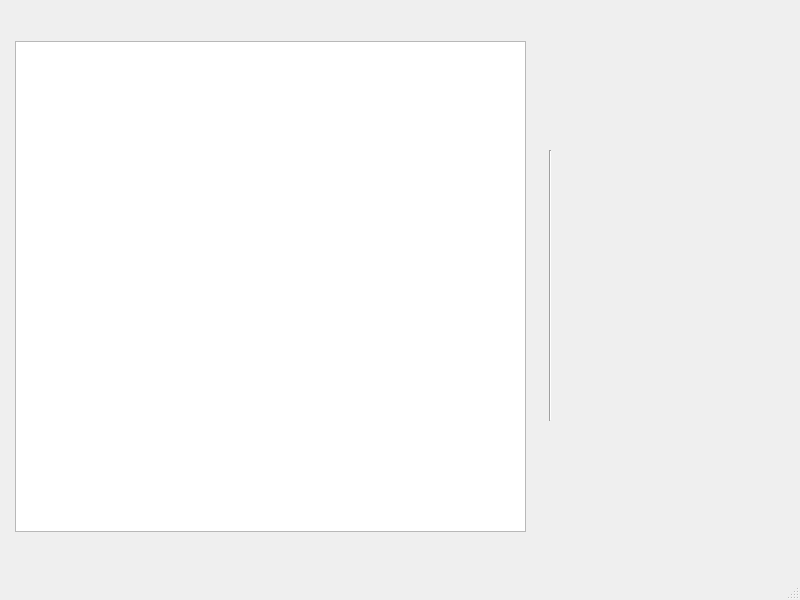
SuheybAden/Topographic-Map-Generator, file ui_files/main_window.ui: the form before one commit.
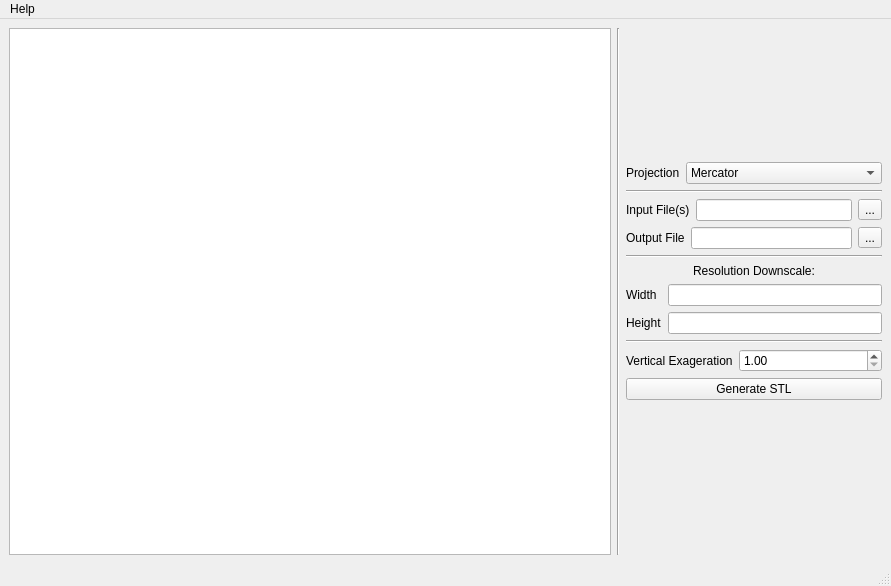
The form after the commit.

Commit message: Finished the generate_mesh script and UI

Diff of the .ui file:
```diff
--- a/ui_files/main_window.ui
+++ b/ui_files/main_window.ui
@@ -6,47 +6,245 @@
    <rect>
     <x>0</x>
     <y>0</y>
-    <width>800</width>
-    <height>600</height>
+    <width>891</width>
+    <height>586</height>
    </rect>
   </property>
   <property name="windowTitle">
    <string>MainWindow</string>
   </property>
   <widget class="QWidget" name="centralwidget">
-   <widget class="Line" name="line">
-    <property name="geometry">
-     <rect>
-      <x>540</x>
-      <y>150</y>
-      <width>20</width>
-      <height>271</height>
-     </rect>
-    </property>
-    <property name="orientation">
-     <enum>Qt::Vertical</enum>
-    </property>
-   </widget>
-   <widget class="QGraphicsView" name="graphicsView">
-    <property name="geometry">
-     <rect>
-      <x>15</x>
-      <y>41</y>
-      <width>511</width>
-      <height>491</height>
-     </rect>
-    </property>
-   </widget>
+   <layout class="QHBoxLayout" name="horizontalLayout_3" stretch="5,0,2">
+    <item>
+     <widget class="QGraphicsView" name="graphicsView"/>
+    </item>
+    <item>
+     <widget class="Line" name="line">
+      <property name="orientation">
+       <enum>Qt::Vertical</enum>
+      </property>
+     </widget>
+    </item>
+    <item>
+     <layout class="QVBoxLayout" name="verticalLayout_2">
+      <item>
+       <layout class="QFormLayout" name="formLayout_3">
+        <item row="1" column="0">
+         <widget class="QLabel" name="label">
+          <property name="text">
+           <string>Projection</string>
+          </property>
+         </widget>
+        </item>
+        <item row="1" column="1">
+         <widget class="QComboBox" name="projection_combo">
+          <item>
+           <property name="text">
+            <string>Mercator</string>
+           </property>
+          </item>
+          <item>
+           <property name="text">
+            <string>Robinson</string>
+           </property>
+          </item>
+          <item>
+           <property name="text">
+            <string>Orthographic</string>
+           </property>
+          </item>
+          <item>
+           <property name="text">
+            <string>Lambert Conformal Conic</string>
+           </property>
+          </item>
+          <item>
+           <property name="text">
+            <string>Lambert Azimuthal Equal Area</string>
+           </property>
+          </item>
+         </widget>
+        </item>
+        <item row="0" column="1">
+         <spacer name="verticalSpacer">
+          <property name="orientation">
+           <enum>Qt::Vertical</enum>
+          </property>
+          <property name="sizeHint" stdset="0">
+           <size>
+            <width>20</width>
+            <height>40</height>
+           </size>
+          </property>
+         </spacer>
+        </item>
+       </layout>
+      </item>
+      <item>
+       <widget class="Line" name="line_4">
+        <property name="orientation">
+         <enum>Qt::Horizontal</enum>
+        </property>
+       </widget>
+      </item>
+      <item>
+       <layout class="QVBoxLayout" name="verticalLayout">
+        <item>
+         <layout class="QHBoxLayout" name="horizontalLayout_2">
+          <item>
+           <widget class="QLabel" name="label_5">
+            <property name="text">
+             <string>Input File(s)</string>
+            </property>
+           </widget>
+          </item>
+          <item>
+           <widget class="QLineEdit" name="inputFile_line"/>
+          </item>
+          <item>
+           <widget class="QToolButton" name="inputFile_btn">
+            <property name="text">
+             <string>...</string>
+            </property>
+           </widget>
+          </item>
+         </layout>
+        </item>
+        <item>
+         <layout class="QHBoxLayout" name="horizontalLayout">
+          <item>
+           <widget class="QLabel" name="label_6">
+            <property name="text">
+             <string>Output File</string>
+            </property>
+           </widget>
+          </item>
+          <item>
+           <widget class="QLineEdit" name="outputFile_line"/>
+          </item>
+          <item>
+           <widget class="QToolButton" name="outputFile_btn">
+            <property name="text">
+             <string>...</string>
+            </property>
+           </widget>
+          </item>
+         </layout>
+        </item>
+       </layout>
+      </item>
+      <item>
+       <widget class="Line" name="line_2">
+        <property name="orientation">
+         <enum>Qt::Horizontal</enum>
+        </property>
+       </widget>
+      </item>
+      <item>
+       <widget class="QLabel" name="label_2">
+        <property name="text">
+         <string>Resolution Downscale:</string>
+        </property>
+        <property name="alignment">
+         <set>Qt::AlignCenter</set>
+        </property>
+       </widget>
+      </item>
+      <item>
+       <layout class="QFormLayout" name="formLayout">
+        <item row="0" column="0">
+         <widget class="QLabel" name="label_4">
+          <property name="text">
+           <string>Width</string>
+          </property>
+         </widget>
+        </item>
+        <item row="1" column="0">
+         <widget class="QLabel" name="label_3">
+          <property name="text">
+           <string>Height</string>
+          </property>
+         </widget>
+        </item>
+        <item row="1" column="1">
+         <widget class="QLineEdit" name="height_line"/>
+        </item>
+        <item row="0" column="1">
+         <widget class="QLineEdit" name="width_line"/>
+        </item>
+       </layout>
+      </item>
+      <item>
+       <widget class="Line" name="line_3">
+        <property name="orientation">
+         <enum>Qt::Horizontal</enum>
+        </property>
+       </widget>
+      </item>
+      <item>
+       <layout class="QFormLayout" name="formLayout_2">
+        <item row="0" column="0">
+         <widget class="QLabel" name="label_7">
+          <property name="text">
+           <string>Vertical Exageration</string>
+          </property>
+         </widget>
+        </item>
+        <item row="0" column="1">
+         <widget class="QDoubleSpinBox" name="vertical_box">
+          <property name="minimum">
+           <double>1.000000000000000</double>
+          </property>
+          <property name="maximum">
+           <double>20.000000000000000</double>
+          </property>
+          <property name="value">
+           <double>1.000000000000000</double>
+          </property>
+         </widget>
+        </item>
+       </layout>
+      </item>
+      <item>
+       <widget class="QPushButton" name="generate_btn">
+        <property name="text">
+         <string>Generate STL</string>
+        </property>
+       </widget>
+      </item>
+      <item>
+       <spacer name="verticalSpacer_2">
+        <property name="orientation">
+         <enum>Qt::Vertical</enum>
+        </property>
+        <property name="sizeHint" stdset="0">
+         <size>
+          <width>20</width>
+          <height>40</height>
+         </size>
+        </property>
+       </spacer>
+      </item>
+     </layout>
+    </item>
+   </layout>
   </widget>
   <widget class="QMenuBar" name="menubar">
    <property name="geometry">
     <rect>
      <x>0</x>
      <y>0</y>
-     <width>800</width>
+     <width>891</width>
      <height>21</height>
     </rect>
    </property>
+   <widget class="QMenu" name="menuHelp">
+    <property name="title">
+     <string>Help</string>
+    </property>
+    <addaction name="actionAbout"/>
+   </widget>
+   <addaction name="menuHelp"/>
   </widget>
   <widget class="QStatusBar" name="statusbar"/>
  </widget>
```
Left out of the diff: 5 changed lines with no effect on the pictures. The commit also changes 9 other files.
